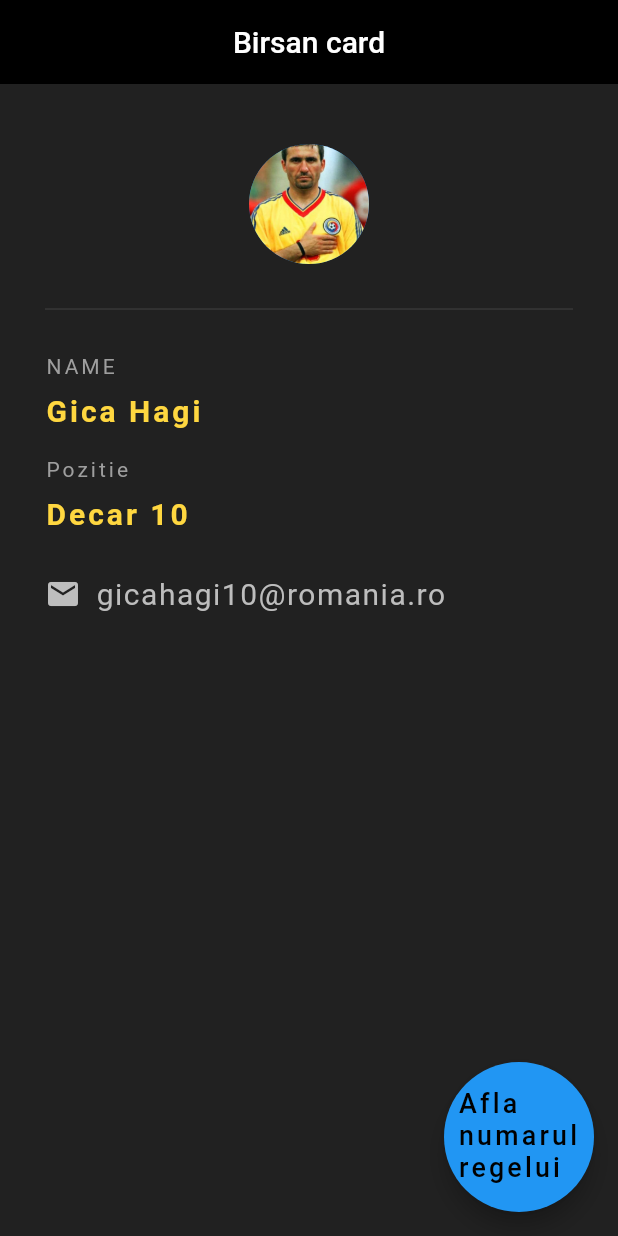
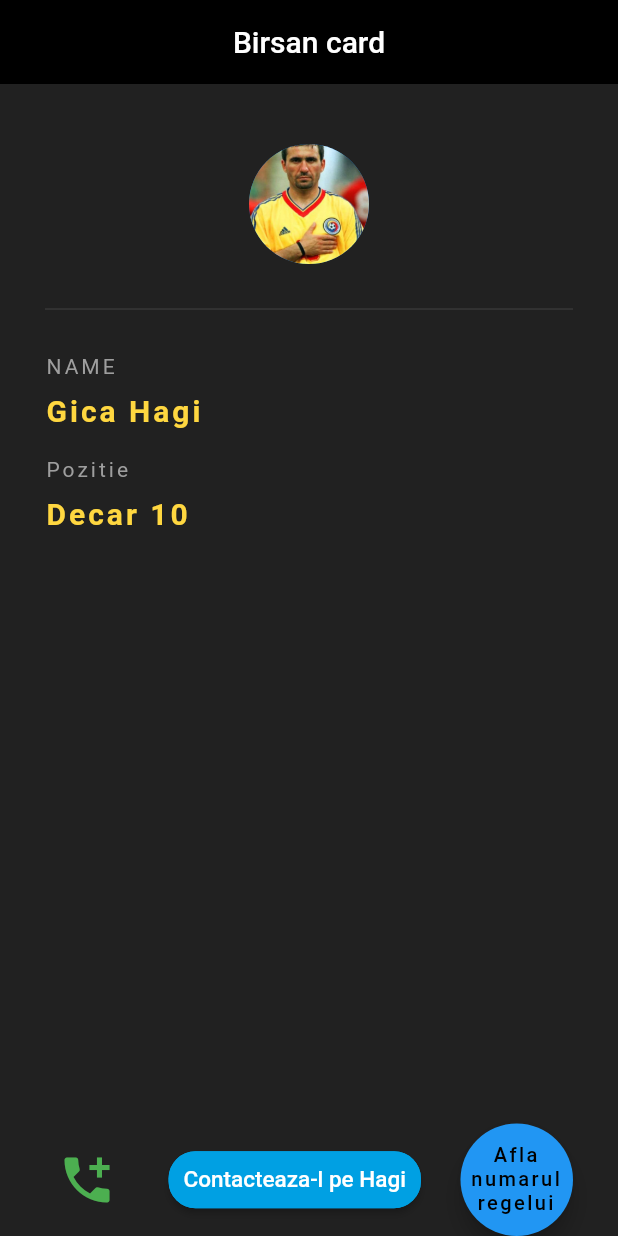
Before and after one commit to birsi123/faculty, a Flutter app: the screen it shows after launch, after a tap on "Afla numarul regelui", on a phone screen of 412 x 824 dp. Run offline on Flutter 3.47's test engine with Material 2 defaults, Android fonts, the phone set to English and light mode, and no system bars; our stand-ins replace google_fonts.

Commit message:
Mail and phone feature

```diff
--- a/profile_project/lib/main.dart
+++ b/profile_project/lib/main.dart
@@ -1,4 +1,7 @@
+import 'package:flutter/cupertino.dart';
 import 'package:flutter/material.dart';
+import 'package:google_fonts/google_fonts.dart';
+import 'package:url_launcher/url_launcher.dart';
 
 void main() {
   runApp(MaterialApp(
@@ -14,7 +17,7 @@ class BirsanCard extends StatefulWidget {
 class _BirsanCardState extends State<BirsanCard> {
 
   var numar = "";
-
+  bool isPressed = false;
   @override
   Widget build(BuildContext context) {
     return Scaffold(
@@ -25,37 +28,13 @@ class _BirsanCardState extends State<BirsanCard> {
         backgroundColor: Colors.black,
         elevation: 0.0,
       ),
-      floatingActionButton: Container(
-        height: 100.0,
-        width: 100.0,
-        child: FittedBox(
-          child: FloatingActionButton(
-            child: Center(
-              child: Padding(
-                padding: const EdgeInsets.symmetric(vertical: 5.0,horizontal: 5.0),
-                child: Text(
-                    ('Afla numarul regelui'),
-                  style: const TextStyle(
-                    color: Colors.black,
-                    fontSize: 10.0,
-                  ),
-                  ),
-              ),
-            ),
-              onPressed: (){
-                setState(() {
-                  numar = "10";
-                });
-              }
-          ),
-          ),
-        ),
-      body: Padding(
+      body: Container(
         padding: EdgeInsets.fromLTRB(30.0,40.0,30.0,0.0),
         child: Column(
           crossAxisAlignment: CrossAxisAlignment.start,
           children: <Widget>[
-            Center(
+            Container(
+              alignment: Alignment.center,
               child: CircleAvatar(
                 backgroundImage: AssetImage('assets/hagi.jpg'),
                 radius: 40.0,
@@ -100,24 +79,69 @@ class _BirsanCardState extends State<BirsanCard> {
                 fontWeight: FontWeight.bold,
               ),
             ),
-            SizedBox(height: 30.0),
+            Spacer(),
             Row(
-              children: <Widget>[
-                Icon(
-                  Icons.email,
-                  color: Colors.grey[400],
+              mainAxisAlignment: MainAxisAlignment.spaceBetween,
+              children: [
+                IconButton(
+                  color: Colors.green,
+                    iconSize: 40,
+                    onPressed: (){
+                      launch('tel:0754760187');
+                    },
+                    icon: Icon(
+                        Icons.add_call
+                    )
                 ),
-                SizedBox(width: 10.0),
-                Text(
-                  'gicahagi10@romania.ro',
-                  style: TextStyle(
-                    color: Colors.grey[400],
-                    fontSize: 20.0,
-                    letterSpacing: 1.0,
+                Container(
+                  child: AnimatedContainer(
+                    alignment: Alignment.bottomCenter,
+                    duration: Duration(seconds: 2),
+                    child: RaisedButton(
+                      shape: RoundedRectangleBorder(
+                        borderRadius: BorderRadius.circular(18.0),
+                        side: BorderSide(color: Color.fromRGBO(0, 160, 227, 1))
+                      ),
+                      padding: EdgeInsets.all(10.0),
+                      color: Color.fromRGBO(0, 160, 227, 1),
+                      textColor: Colors.white,
+                      child: Text("Contacteaza-l pe Hagi",
+                          style: TextStyle(fontSize: 15)),
+                      onPressed: () {
+                        launch("mailto:hagi10@fotbal.ro");
+                      } ,
+                    ),
+                  ),
+                  ),
+                Container(
+                  height: 75.0,
+                  width: 75.0,
+                  child: FittedBox(
+                    child: FloatingActionButton(
+                        child: Center(
+                          child: Text(
+                            ('Afla numarul regelui'),
+                            textAlign: TextAlign.center,
+                            style: const TextStyle(
+                              color: Colors.black,
+                              fontSize: 10.0,
+                            ),
+                          ),
+                        ),
+                        onPressed: (){
+                          isPressed= !isPressed;
+                          setState(() {
+                            if(isPressed == true)
+                              numar = "10";
+                            else
+                              numar = "";
+                          });
+                        }
+                    ),
                   ),
                 ),
               ],
-            )
+            ),
           ],
         ),
       ),
--- a/profile_project/pubspec.yaml
+++ b/profile_project/pubspec.yaml
@@ -34,6 +34,8 @@ dependencies:
   # The following adds the Cupertino Icons font to your application.
   # Use with the CupertinoIcons class for iOS style icons.
   cupertino_icons: ^1.0.2
+  url_launcher: ^6.0.12
+  google_fonts: ^2.1.0
 
 dev_dependencies:
   flutter_test:
```
Also changed, not shown: profile_project/pubspec.lock.
